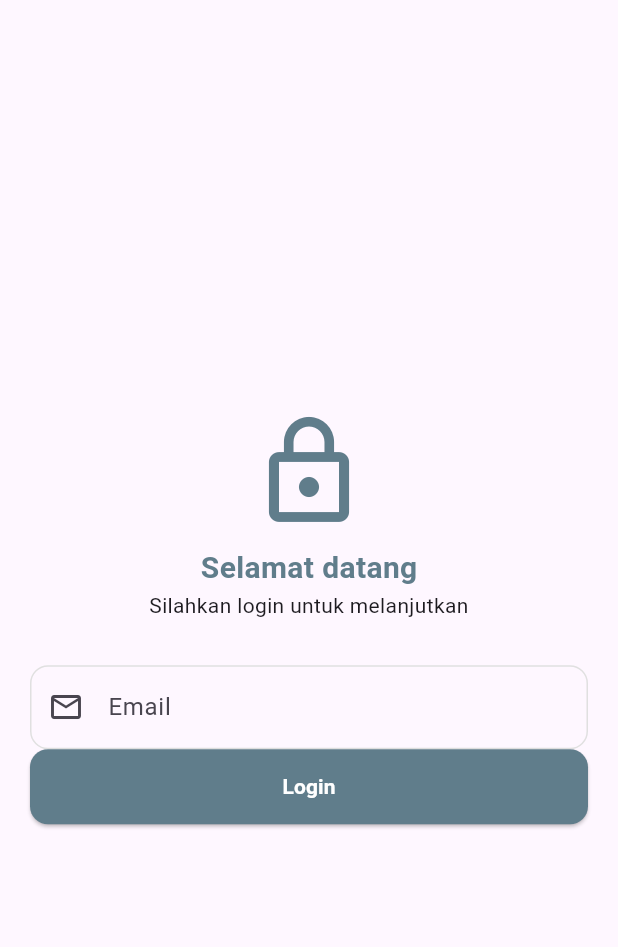
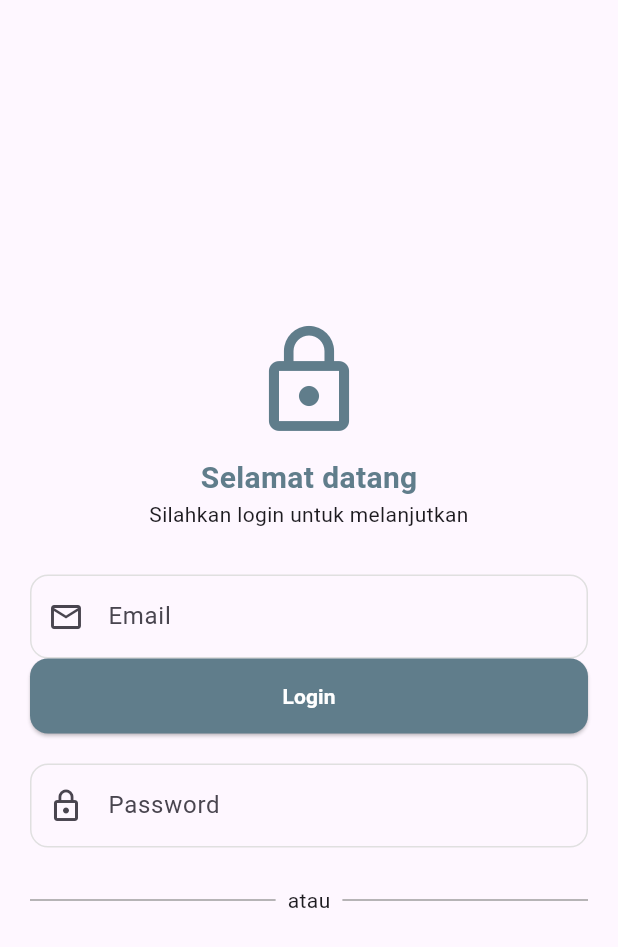
Before and after one commit to adityaaji03/-KB1179-1123150023-uts-, a Flutter app: the SplashScreen3 screen opened directly, after a tap on "Continue", on a phone screen of 412 x 824 dp. Shown: the top 947 px of the screen. Run offline on Flutter 3.47's test engine with Material 3 defaults, Android fonts, the light colour scheme and no system bars.

Commit message:
menambahkan input password

```diff
--- a/lib/screens/login.dart
+++ b/lib/screens/login.dart
@@ -80,6 +80,48 @@ class Login extends StatelessWidget {
                       ),
                     ),
                   ),
+                  // input password
+                  const SizedBox(height: 20),
+                  TextField(
+                    obscureText: true,
+                    decoration: InputDecoration(
+                      labelText: 'Password',
+                      hintText: 'Masukkan password Anda',
+                      prefixIcon: const Icon(Icons.lock_outline),
+                      border: OutlineInputBorder(
+                        borderRadius: BorderRadius.circular(12),
+                      ),
+                      enabledBorder: OutlineInputBorder(
+                        borderRadius: BorderRadius.circular(12),
+                        borderSide: BorderSide(color: Colors.grey[300]!),
+                      ),
+                      focusedBorder: OutlineInputBorder(
+                        borderRadius: BorderRadius.circular(12),
+                        borderSide: const BorderSide(
+                          color: Colors.green,
+                          width: 2,
+                        ),
+                      ),
+                    ),
+                  ),
+
+                  const SizedBox(height: 25),
+
+                  // === Garis divider dengan teks "atau" ===
+                  Row(
+                    children: [
+                      const Expanded(
+                        child: Divider(thickness: 1, color: Colors.grey),
+                      ),
+                      const Padding(
+                        padding: EdgeInsets.symmetric(horizontal: 8.0),
+                        child: Text("atau"),
+                      ),
+                      const Expanded(
+                        child: Divider(thickness: 1, color: Colors.grey),
+                      ),
+                    ],
+                  ),
                 ],
               ),
             ),
```
